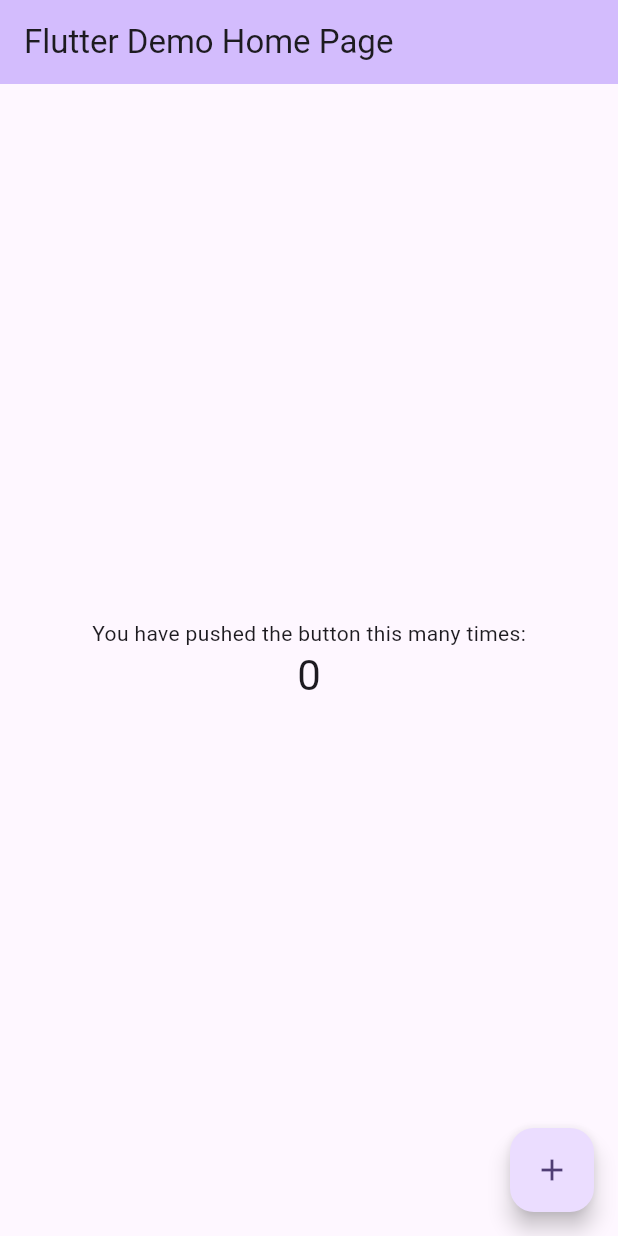
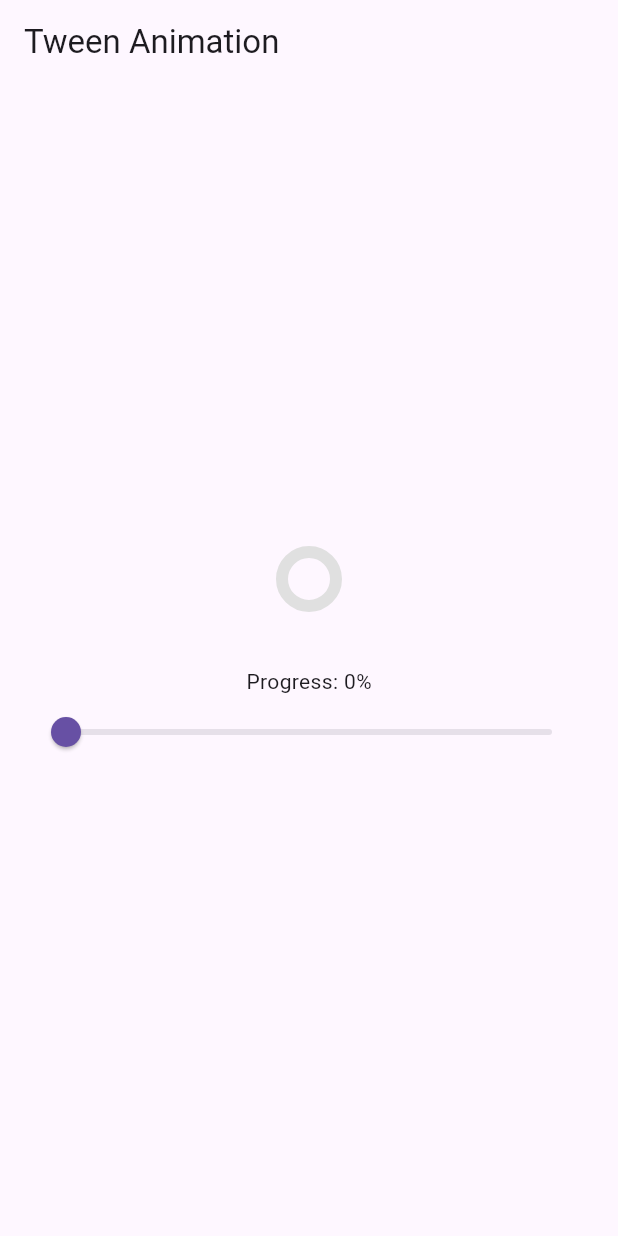
Before and after one commit to aubert-gloire/tween_animation_screen, a Flutter app: the screen it shows after launch, on a phone screen of 412 x 824 dp. Run offline on Flutter 3.47's test engine with Material 3 defaults, Android fonts, the phone set to English and light mode, and no system bars.

Commit message:
code modification and creating the app functionality

```diff
--- a/tween_progress_app/lib/main.dart
+++ b/tween_progress_app/lib/main.dart
@@ -1,122 +1,17 @@
 import 'package:flutter/material.dart';
+import 'tween_animation_screen.dart';
 
-void main() {
-  runApp(const MyApp());
-}
+void main() => runApp(const MyApp());
 
 class MyApp extends StatelessWidget {
   const MyApp({super.key});
 
-  // This widget is the root of your application.
   @override
   Widget build(BuildContext context) {
     return MaterialApp(
-      title: 'Flutter Demo',
-      theme: ThemeData(
-        // This is the theme of your application.
-        //
-        // TRY THIS: Try running your application with "flutter run". You'll see
-        // the application has a purple toolbar. Then, without quitting the app,
-        // try changing the seedColor in the colorScheme below to Colors.green
-        // and then invoke "hot reload" (save your changes or press the "hot
-        // reload" button in a Flutter-supported IDE, or press "r" if you used
-        // the command line to start the app).
-        //
-        // Notice that the counter didn't reset back to zero; the application
-        // state is not lost during the reload. To reset the state, use hot
-        // restart instead.
-        //
-        // This works for code too, not just values: Most code changes can be
-        // tested with just a hot reload.
-        colorScheme: ColorScheme.fromSeed(seedColor: Colors.deepPurple),
-      ),
-      home: const MyHomePage(title: 'Flutter Demo Home Page'),
+      title: 'Tween Animation Demo',
+      theme: ThemeData(primarySwatch: Colors.blue),
+      home: const TweenAnimationScreen(),
     );
   }
 }
-
-class MyHomePage extends StatefulWidget {
-  const MyHomePage({super.key, required this.title});
-
-  // This widget is the home page of your application. It is stateful, meaning
-  // that it has a State object (defined below) that contains fields that affect
-  // how it looks.
-
-  // This class is the configuration for the state. It holds the values (in this
-  // case the title) provided by the parent (in this case the App widget) and
-  // used by the build method of the State. Fields in a Widget subclass are
-  // always marked "final".
-
-  final String title;
-
-  @override
-  State<MyHomePage> createState() => _MyHomePageState();
-}
-
-class _MyHomePageState extends State<MyHomePage> {
-  int _counter = 0;
-
-  void _incrementCounter() {
-    setState(() {
-      // This call to setState tells the Flutter framework that something has
-      // changed in this State, which causes it to rerun the build method below
-      // so that the display can reflect the updated values. If we changed
-      // _counter without calling setState(), then the build method would not be
-      // called again, and so nothing would appear to happen.
-      _counter++;
-    });
-  }
-
-  @override
-  Widget build(BuildContext context) {
-    // This method is rerun every time setState is called, for instance as done
-    // by the _incrementCounter method above.
-    //
-    // The Flutter framework has been optimized to make rerunning build methods
-    // fast, so that you can just rebuild anything that needs updating rather
-    // than having to individually change instances of widgets.
-    return Scaffold(
-      appBar: AppBar(
-        // TRY THIS: Try changing the color here to a specific color (to
-        // Colors.amber, perhaps?) and trigger a hot reload to see the AppBar
-        // change color while the other colors stay the same.
-        backgroundColor: Theme.of(context).colorScheme.inversePrimary,
-        // Here we take the value from the MyHomePage object that was created by
-        // the App.build method, and use it to set our appbar title.
-        title: Text(widget.title),
-      ),
-      body: Center(
-        // Center is a layout widget. It takes a single child and positions it
-        // in the middle of the parent.
-        child: Column(
-          // Column is also a layout widget. It takes a list of children and
-          // arranges them vertically. By default, it sizes itself to fit its
-          // children horizontally, and tries to be as tall as its parent.
-          //
-          // Column has various properties to control how it sizes itself and
-          // how it positions its children. Here we use mainAxisAlignment to
-          // center the children vertically; the main axis here is the vertical
-          // axis because Columns are vertical (the cross axis would be
-          // horizontal).
-          //
-          // TRY THIS: Invoke "debug painting" (choose the "Toggle Debug Paint"
-          // action in the IDE, or press "p" in the console), to see the
-          // wireframe for each widget.
-          mainAxisAlignment: MainAxisAlignment.center,
-          children: <Widget>[
-            const Text('You have pushed the button this many times:'),
-            Text(
-              '$_counter',
-              style: Theme.of(context).textTheme.headlineMedium,
-            ),
-          ],
-        ),
-      ),
-      floatingActionButton: FloatingActionButton(
-        onPressed: _incrementCounter,
-        tooltip: 'Increment',
-        child: const Icon(Icons.add),
-      ), // This trailing comma makes auto-formatting nicer for build methods.
-    );
-  }
-}
--- /dev/null
+++ b/tween_progress_app/lib/tween_animation_screen.dart
@@ -0,0 +1,51 @@
+import 'package:flutter/material.dart';
+
+class TweenAnimationScreen extends StatefulWidget {
+  const TweenAnimationScreen({Key? key}) : super(key: key);
+
+  @override
+  State<TweenAnimationScreen> createState() => _TweenAnimationScreenState();
+}
+
+class _TweenAnimationScreenState extends State<TweenAnimationScreen> {
+  double _progress = 0.0;
+
+  @override
+  Widget build(BuildContext context) {
+    return Scaffold(
+      appBar: AppBar(title: const Text("Tween Animation")),
+      body: Padding(
+        padding: const EdgeInsets.all(20.0),
+        child: Column(
+          mainAxisAlignment: MainAxisAlignment.center,
+          children: [
+            TweenAnimationBuilder(
+              tween: Tween<double>(begin: 0.0, end: _progress),
+              duration: const Duration(milliseconds: 500),
+              builder: (context, double value, child) {
+                return CircularProgressIndicator(
+                  value: value,
+                  strokeWidth: 8,
+                  backgroundColor: Colors.grey[300],
+                  color: Colors.blue,
+                );
+              },
+            ),
+            const SizedBox(height: 40),
+            Text("Progress: ${(_progress * 100).toStringAsFixed(0)}%"),
+            Slider(
+              value: _progress,
+              min: 0.0,
+              max: 1.0,
+              onChanged: (value) {
+                setState(() {
+                  _progress = value;
+                });
+              },
+            ),
+          ],
+        ),
+      ),
+    );
+  }
+}
```
